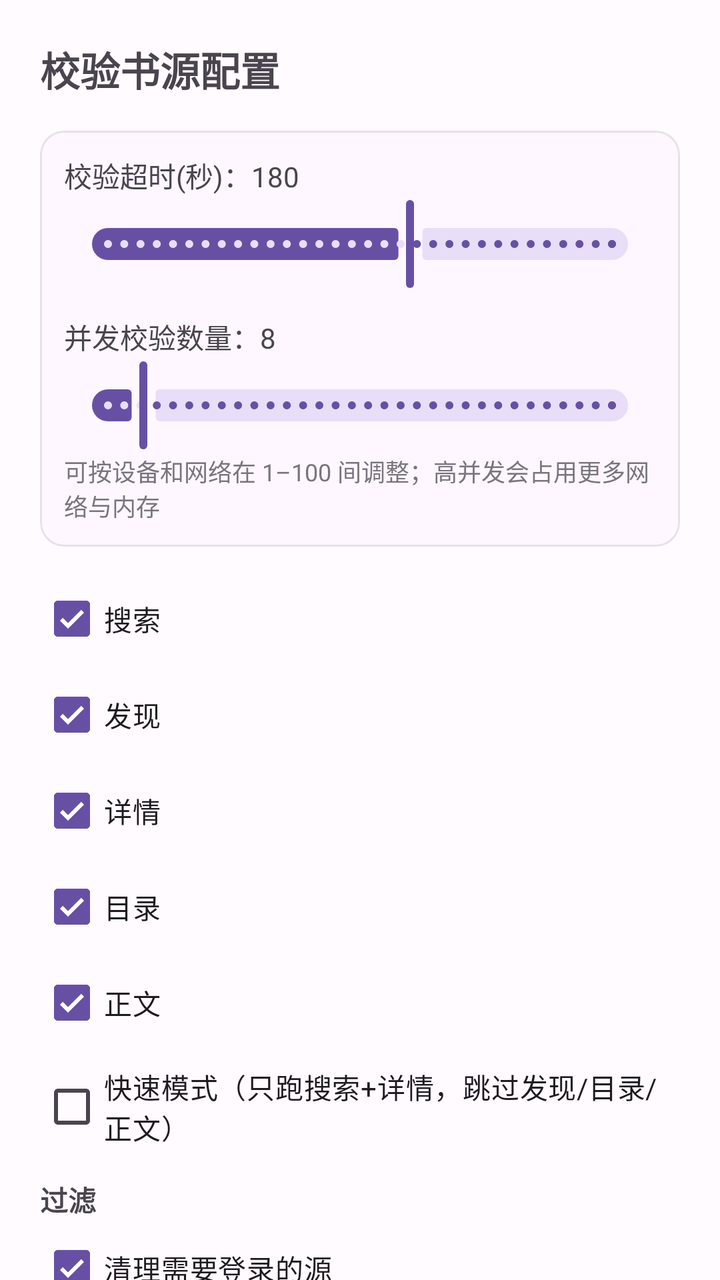
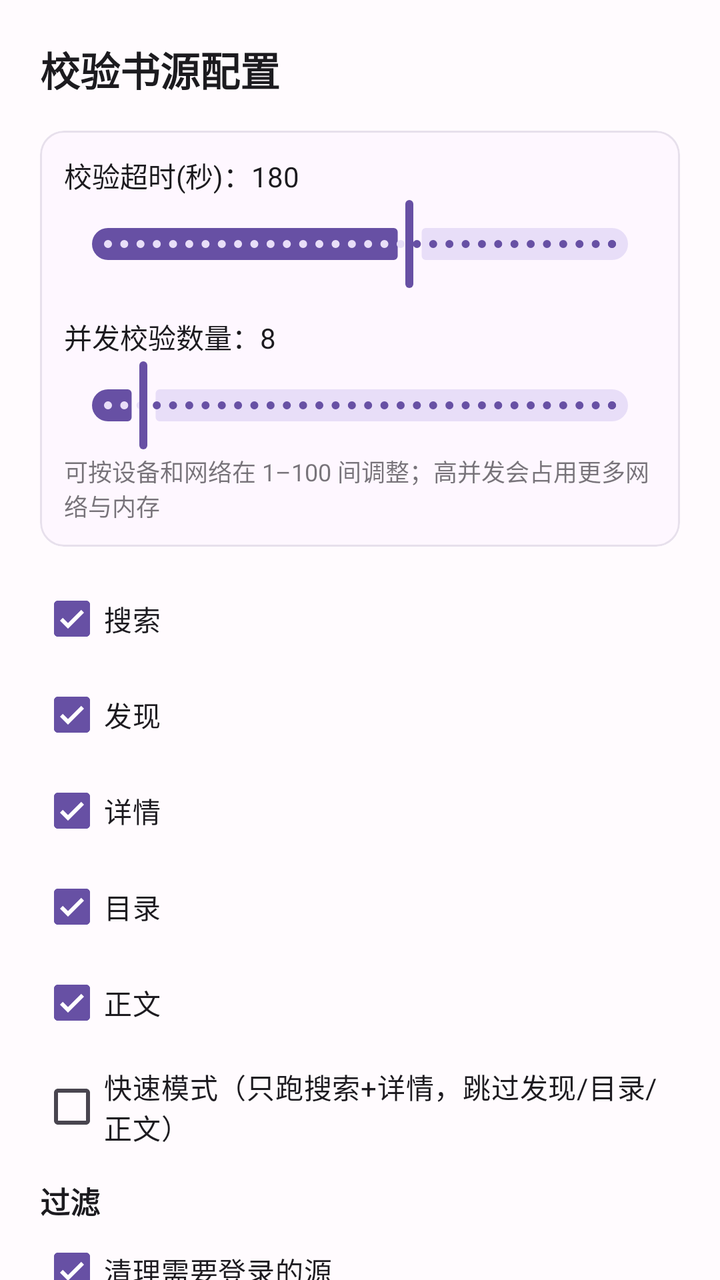

Two renders of the same Android screen: before a commit and after it. Below are the layout's source before the change and the commit's diff.
<!-- AndroidManifest.xml: application theme Theme.YueduDedupe -->
<!-- res/layout/dialog_check_source.xml -->
<?xml version="1.0" encoding="utf-8"?>
<androidx.core.widget.NestedScrollView xmlns:android="http://schemas.android.com/apk/res/android"
    xmlns:app="http://schemas.android.com/apk/res-auto"
    android:layout_width="match_parent"
    android:layout_height="wrap_content"
    android:fillViewport="true">

    <LinearLayout
        android:layout_width="match_parent"
        android:layout_height="wrap_content"
        android:orientation="vertical"
        android:padding="20dp">

        <TextView
            android:layout_width="match_parent"
            android:layout_height="wrap_content"
            android:text="@string/check_source_config"
            android:textSize="20sp"
            android:textStyle="bold" />

        <com.google.android.material.card.MaterialCardView
            android:layout_width="match_parent"
            android:layout_height="wrap_content"
            android:layout_marginTop="16dp"
            app:cardElevation="0dp"
            app:strokeWidth="1dp"
            app:strokeColor="@color/md_theme_surface_variant">

            <LinearLayout
                android:layout_width="match_parent"
                android:layout_height="wrap_content"
                android:orientation="vertical"
                android:padding="12dp">

                <TextView
                    android:id="@+id/tvTimeoutLabel"
                    android:layout_width="match_parent"
                    android:layout_height="wrap_content"
                    android:text="校验超时(秒)：180" />

                <com.google.android.material.slider.Slider
                    android:id="@+id/sliderTimeout"
                    android:layout_width="match_parent"
                    android:layout_height="wrap_content"
                    android:valueFrom="0"
                    android:valueTo="300"
                    android:stepSize="1"
                    android:value="180" />

                <TextView
                    android:id="@+id/tvCheckConcurrencyLabel"
                    android:layout_width="match_parent"
                    android:layout_height="wrap_content"
                    android:layout_marginTop="12dp"
                    android:text="并发校验数量：8" />

                <com.google.android.material.slider.Slider
                    android:id="@+id/sliderCheckConcurrency"
                    android:layout_width="match_parent"
                    android:layout_height="wrap_content"
                    android:valueFrom="1"
                    android:valueTo="100"
                    android:stepSize="1"
                    android:value="8" />

                <TextView
                    android:layout_width="match_parent"
                    android:layout_height="wrap_content"
                    android:text="可按设备和网络在 1–100 间调整；高并发会占用更多网络与内存"
                    android:textColor="@color/md_theme_outline"
                    android:textSize="12sp" />
            </LinearLayout>
        </com.google.android.material.card.MaterialCardView>

        <com.google.android.material.checkbox.MaterialCheckBox
            android:id="@+id/cbSearch"
            android:layout_width="match_parent"
            android:layout_height="wrap_content"
            android:layout_marginTop="12dp"
            android:checked="true"
            android:text="@string/search" />

        <com.google.android.material.checkbox.MaterialCheckBox
            android:id="@+id/cbDiscovery"
            android:layout_width="match_parent"
            android:layout_height="wrap_content"
            android:checked="true"
            android:text="@string/discovery" />

        <com.google.android.material.checkbox.MaterialCheckBox
            android:id="@+id/cbInfo"
            android:layout_width="match_parent"
            android:layout_height="wrap_content"
            android:checked="true"
            android:text="@string/source_tab_info" />

        <com.google.android.material.checkbox.MaterialCheckBox
            android:id="@+id/cbCategory"
            android:layout_width="match_parent"
            android:layout_height="wrap_content"
            android:checked="true"
            android:text="@string/chapter_list" />

        <com.google.android.material.checkbox.MaterialCheckBox
            android:id="@+id/cbContent"
            android:layout_width="match_parent"
            android:layout_height="wrap_content"
            android:checked="true"
            android:text="@string/source_tab_content" />

        <com.google.android.material.checkbox.MaterialCheckBox
            android:id="@+id/cbQuickMode"
            android:layout_width="match_parent"
            android:layout_height="wrap_content"
            android:layout_marginTop="4dp"
            android:text="快速模式（只跑搜索+详情，跳过发现/目录/正文）" />

        <TextView
            android:layout_width="match_parent"
            android:layout_height="wrap_content"
            android:layout_marginTop="12dp"
            android:text="过滤"
            android:textStyle="bold" />

        <com.google.android.material.checkbox.MaterialCheckBox
            android:id="@+id/cbCleanLogin"
            android:layout_width="match_parent"
            android:layout_height="wrap_content"
            android:checked="true"
            android:text="清理需要登录的源" />

        <com.google.android.material.checkbox.MaterialCheckBox
            android:id="@+id/cbDeleteCaptcha"
            android:layout_width="match_parent"
            android:layout_height="wrap_content"
            android:checked="true"
            android:text="删除弹窗验证码的源" />

        <com.google.android.material.textfield.TextInputLayout
            android:id="@+id/tilCheckKeyword"
            style="@style/Widget.Material3.TextInputLayout.FilledBox"
            android:layout_width="match_parent"
            android:layout_height="wrap_content"
            android:layout_marginTop="12dp"
            android:hint="@string/check_source_keyword"
            app:boxBackgroundMode="filled">

            <com.google.android.material.textfield.TextInputEditText
                android:id="@+id/etCheckKeyword"
                android:layout_width="match_parent"
                android:layout_height="wrap_content"
                android:importantForAutofill="no"
                android:inputType="text"
                android:maxLines="1"
                android:text="@string/check_source_keyword_default" />
        </com.google.android.material.textfield.TextInputLayout>

        <com.google.android.material.textfield.TextInputLayout
            style="@style/Widget.Material3.TextInputLayout.FilledBox"
            android:layout_width="match_parent"
            android:layout_height="wrap_content"
            android:layout_marginTop="12dp"
            android:hint="可用状态码（如 200-399，支持逗号分隔）"
            app:boxBackgroundMode="filled">

            <com.google.android.material.textfield.TextInputEditText
                android:id="@+id/etOkStatus"
                android:layout_width="match_parent"
                android:layout_height="wrap_content"
                android:importantForAutofill="no"
                android:inputType="text"
                android:maxLines="1"
                android:text="200-399" />
        </com.google.android.material.textfield.TextInputLayout>

        <TextView
            android:layout_width="match_parent"
            android:layout_height="wrap_content"
            android:layout_marginTop="16dp"
            android:text="@string/check_source_kinds"
            android:textStyle="bold" />

        <LinearLayout
            android:layout_width="match_parent"
            android:layout_height="wrap_content"
            android:orientation="horizontal">

            <com.google.android.material.checkbox.MaterialCheckBox
                android:id="@+id/cbKindNovel"
                android:layout_width="wrap_content"
                android:layout_height="wrap_content"
                android:layout_marginEnd="8dp"
                android:checked="true"
                android:text="@string/kind_novel" />

            <com.google.android.material.checkbox.MaterialCheckBox
                android:id="@+id/cbKindComic"
                android:layout_width="wrap_content"
                android:layout_height="wrap_content"
                android:layout_marginEnd="8dp"
                android:checked="true"
                android:text="@string/kind_comic" />

            <com.google.android.material.checkbox.MaterialCheckBox
                android:id="@+id/cbKindVideo"
                android:layout_width="wrap_content"
                android:layout_height="wrap_content"
                android:checked="true"
                android:text="@string/kind_video" />
        </LinearLayout>

        <LinearLayout
            android:layout_width="match_parent"
            android:layout_height="wrap_content"
            android:orientation="horizontal">

            <com.google.android.material.checkbox.MaterialCheckBox
                android:id="@+id/cbKindAudio"
                android:layout_width="wrap_content"
                android:layout_height="wrap_content"
                android:layout_marginEnd="8dp"
                android:checked="true"
                android:text="@string/kind_audio" />

            <com.google.android.material.checkbox.MaterialCheckBox
                android:id="@+id/cbKindFile"
                android:layout_width="wrap_content"
                android:layout_height="wrap_content"
                android:checked="true"
                android:text="@string/kind_file" />
        </LinearLayout>

        <LinearLayout
            android:layout_width="match_parent"
            android:layout_height="wrap_content"
            android:layout_marginTop="16dp"
            android:gravity="end"
            android:orientation="horizontal">

            <com.google.android.material.button.MaterialButton
                android:id="@+id/btnReset"
                style="@style/Widget.Material3.Button.TextButton"
                android:layout_width="wrap_content"
                android:layout_height="wrap_content"
                android:text="@string/reset_defaults" />

            <View
                android:layout_width="0dp"
                android:layout_height="0dp"
                android:layout_weight="1" />

            <com.google.android.material.button.MaterialButton
                android:id="@+id/btnCancel"
                style="@style/Widget.Material3.Button.TextButton"
                android:layout_width="wrap_content"
                android:layout_height="wrap_content"
                android:text="@string/cancel" />

            <com.google.android.material.button.MaterialButton
                android:id="@+id/btnOk"
                android:layout_width="wrap_content"
                android:layout_height="wrap_content"
                android:text="@string/ok" />
        </LinearLayout>
    </LinearLayout>
</androidx.core.widget.NestedScrollView>
<!-- resources referenced by this layout -->
<resources>
  <color name="md_theme_outline">#79747E</color>
  <color name="md_theme_surface_variant">#E7E0EC</color>
  <string name="cancel">取消</string>
  <string name="chapter_list">目录</string>
  <string name="check_source_config">校验书源配置</string>
  <string name="check_source_keyword">搜索书名、作者</string>
  <string name="check_source_keyword_default">我的</string>
  <string name="check_source_kinds">校验类型</string>
  <string name="discovery">发现</string>
  <string name="kind_audio">音频</string>
  <string name="kind_comic">漫画</string>
  <string name="kind_file">文件</string>
  <string name="kind_novel">小说</string>
  <string name="kind_video">视频</string>
  <string name="ok">确定</string>
  <string name="reset_defaults">重置默认</string>
  <string name="search">搜索</string>
  <string name="source_tab_content">正文</string>
  <string name="source_tab_info">详情</string>
  <style name="Theme.YueduDedupe" parent="Theme.Material3.DayNight.NoActionBar">
          <item name="colorPrimary">@color/md_theme_primary</item>
          <item name="colorOnPrimary">@color/md_theme_on_primary</item>
          <item name="colorPrimaryContainer">@color/md_theme_primary_container</item>
          <item name="colorSecondary">@color/md_theme_secondary</item>
          <item name="android:statusBarColor">@color/md_theme_surface</item>
          <item name="android:navigationBarColor">@color/md_theme_surface</item>
          <item name="android:windowLightStatusBar">true</item>
          <item name="android:windowBackground">@color/md_theme_background</item>
      </style>
  <color name="md_theme_primary">#6750A4</color>
  <color name="md_theme_on_primary">#FFFFFF</color>
  <color name="md_theme_primary_container">#EADDFF</color>
  <color name="md_theme_secondary">#625B71</color>
  <color name="md_theme_surface">#FFFBFE</color>
  <color name="md_theme_background">#FFFBFE</color>
</resources>

<!-- the commit's change to res/layout/dialog_check_source.xml (unified diff, before → after) -->
@@ -15,6 +15,7 @@
             android:layout_width="match_parent"
             android:layout_height="wrap_content"
             android:text="@string/check_source_config"
+            android:textColor="@color/md_theme_on_surface"
             android:textSize="20sp"
             android:textStyle="bold" />
 
@@ -36,13 +37,15 @@
                     android:id="@+id/tvTimeoutLabel"
                     android:layout_width="match_parent"
                     android:layout_height="wrap_content"
-                    android:text="校验超时(秒)：180" />
+                    android:text="校验超时(秒)：180"
+                    android:textColor="@color/md_theme_on_surface"
+                    android:textSize="14sp" />
 
                 <com.google.android.material.slider.Slider
                     android:id="@+id/sliderTimeout"
                     android:layout_width="match_parent"
                     android:layout_height="wrap_content"
-                    android:valueFrom="0"
+                    android:valueFrom="1"
                     android:valueTo="300"
                     android:stepSize="1"
                     android:value="180" />
@@ -52,7 +55,9 @@
                     android:layout_width="match_parent"
                     android:layout_height="wrap_content"
                     android:layout_marginTop="12dp"
-                    android:text="并发校验数量：8" />
+                    android:text="并发校验数量：8"
+                    android:textColor="@color/md_theme_on_surface"
+                    android:textSize="14sp" />
 
                 <com.google.android.material.slider.Slider
                     android:id="@+id/sliderCheckConcurrency"
@@ -67,7 +72,8 @@
                     android:layout_width="match_parent"
                     android:layout_height="wrap_content"
                     android:text="可按设备和网络在 1–100 间调整；高并发会占用更多网络与内存"
-                    android:textColor="@color/md_theme_outline"
+                    android:textColor="@color/md_theme_on_surface"
+                    android:alpha="0.6"
                     android:textSize="12sp" />
             </LinearLayout>
         </com.google.android.material.card.MaterialCardView>
@@ -120,6 +126,8 @@
             android:layout_height="wrap_content"
             android:layout_marginTop="12dp"
             android:text="过滤"
+            android:textColor="@color/md_theme_on_surface"
+            android:textSize="15sp"
             android:textStyle="bold" />
 
         <com.google.android.material.checkbox.MaterialCheckBox
@@ -161,6 +169,7 @@
             android:layout_height="wrap_content"
             android:layout_marginTop="12dp"
             android:hint="可用状态码（如 200-399，支持逗号分隔）"
+            android:textColorHint="@color/md_theme_on_surface"
             app:boxBackgroundMode="filled">
 
             <com.google.android.material.textfield.TextInputEditText
@@ -178,6 +187,8 @@
             android:layout_height="wrap_content"
             android:layout_marginTop="16dp"
             android:text="@string/check_source_kinds"
+            android:textColor="@color/md_theme_on_surface"
+            android:textSize="15sp"
             android:textStyle="bold" />
 
         <LinearLayout
<!-- resource entries referenced after the edit -->
@@ -1,6 +1,6 @@
 <!-- resources referenced by this layout -->
 <resources>
-  <color name="md_theme_outline">#79747E</color>
+  <color name="md_theme_on_surface">#1C1B1F</color>
   <color name="md_theme_surface_variant">#E7E0EC</color>
   <string name="cancel">取消</string>
   <string name="chapter_list">目录</string>
